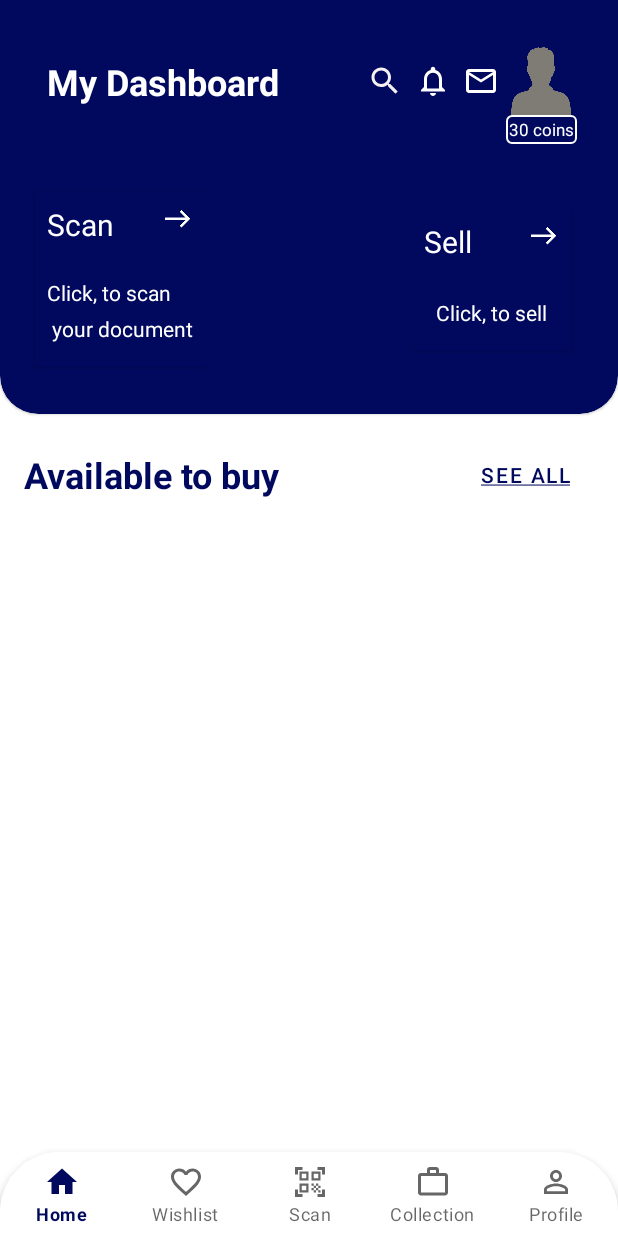
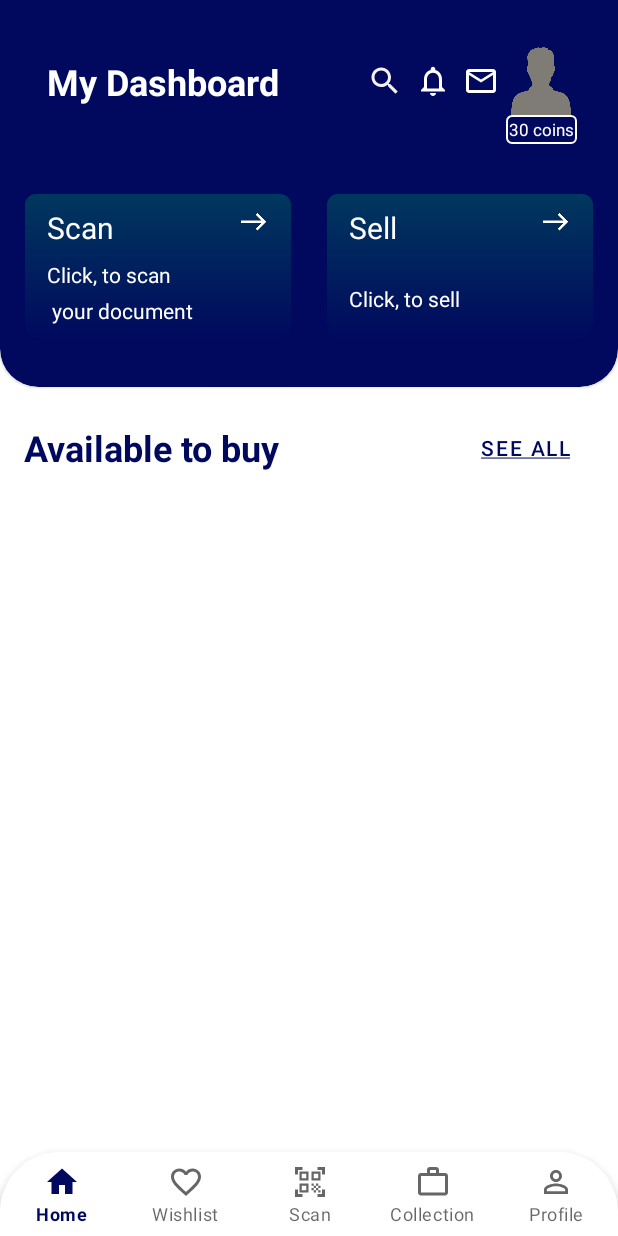
Before and after one commit to prateeksh/DemoApp, an Android app: the screen it shows after launch (MainActivity), on a phone screen of 412 x 824 dp. Run offline under Robolectric (Android 15) with nearby library versions, the phone set to English and light mode, and no system bars; our stand-ins replace navigation-ui.

```diff
--- /dev/null
+++ b/app/src/main/res/drawable/layer_list.xml
@@ -0,0 +1,11 @@
+<?xml version="1.0" encoding="utf-8"?>
+<shape xmlns:android="http://schemas.android.com/apk/res/android"
+    android:shape="rectangle" >
+    <corners android:radius="8dp" />
+    <stroke android:width="1dp" android:color="@color/app_color" />
+    <gradient
+        android:startColor="@color/app_color" android:endColor="#00385E"
+        android:angle="90"/>
+    <padding android:left="8dp" android:top="2dp"
+        android:right="8dp" android:bottom="2dp" />
+</shape>
--- a/app/src/main/res/layout/fragment_home.xml
+++ b/app/src/main/res/layout/fragment_home.xml
@@ -97,22 +97,18 @@
                 app:layout_constraintStart_toStartOf="@+id/imageView4"
                 app:layout_constraintTop_toBottomOf="@+id/imageView4" />
 
-            <androidx.cardview.widget.CardView
+            <androidx.constraintlayout.widget.ConstraintLayout
                 android:id="@+id/button"
-                android:layout_width="wrap_content"
+                android:layout_width="180dp"
                 android:layout_height="wrap_content"
-                android:layout_marginStart="16dp"
+                android:layout_marginStart="8dp"
                 android:layout_marginTop="32dp"
                 android:layout_marginBottom="24dp"
-                android:background="@color/app_color"
-                android:backgroundTint="@color/app_color"
+                android:background="@drawable/layer_list"
                 app:layout_constraintBottom_toBottomOf="parent"
                 app:layout_constraintStart_toStartOf="parent"
                 app:layout_constraintTop_toBottomOf="@+id/sell">
 
-                <androidx.constraintlayout.widget.ConstraintLayout
-                    android:layout_width="match_parent"
-                    android:layout_height="match_parent">
 
                 <TextView
                     android:id="@+id/textView3"
@@ -140,36 +136,30 @@
                     android:layout_width="wrap_content"
                     android:layout_height="wrap_content"
                     android:layout_marginStart="8dp"
-                        android:layout_marginTop="22dp"
-                        android:layout_marginEnd="8dp"
-                        android:layout_marginBottom="16dp"
+                    android:layout_marginTop="8dp"
+                    android:layout_marginBottom="8dp"
                     android:lineSpacingExtra="8sp"
+                    android:maxLines="2"
                     android:text="Click, to scan \n your document"
                     android:textAlignment="viewStart"
                     android:textColor="@color/white"
                     android:textSize="14sp"
-                        android:maxLines="2"
                     app:layout_constraintBottom_toBottomOf="parent"
-                        app:layout_constraintEnd_toEndOf="parent"
                     app:layout_constraintStart_toStartOf="parent"
                     app:layout_constraintTop_toBottomOf="@+id/textView3" />
             </androidx.constraintlayout.widget.ConstraintLayout>
-            </androidx.cardview.widget.CardView>
 
 
-            <androidx.cardview.widget.CardView
+            <androidx.constraintlayout.widget.ConstraintLayout
                 android:id="@+id/button2"
-                android:layout_width="wrap_content"
+                android:layout_width="180dp"
                 android:layout_height="wrap_content"
-                android:layout_marginEnd="24dp"
-                android:backgroundTint="@color/app_color"
+                android:layout_marginEnd="8dp"
+                android:background="@drawable/layer_list"
                 app:layout_constraintBottom_toBottomOf="@+id/button"
                 app:layout_constraintEnd_toEndOf="parent"
                 app:layout_constraintTop_toTopOf="@+id/button">
 
-                <androidx.constraintlayout.widget.ConstraintLayout
-                    android:layout_width="match_parent"
-                    android:layout_height="match_parent">
 
                 <TextView
                     android:id="@+id/textView4"
@@ -196,18 +186,15 @@
                     android:id="@+id/textView5"
                     android:layout_width="wrap_content"
                     android:layout_height="wrap_content"
-                        android:layout_marginStart="16dp"
+                    android:layout_marginStart="8dp"
                     android:layout_marginTop="24dp"
-                        android:layout_marginEnd="16dp"
                     android:layout_marginBottom="16dp"
                     android:text="Click, to sell"
                     android:textColor="@color/white"
                     app:layout_constraintBottom_toBottomOf="parent"
-                        app:layout_constraintEnd_toEndOf="parent"
                     app:layout_constraintStart_toStartOf="parent"
                     app:layout_constraintTop_toBottomOf="@+id/textView4" />
             </androidx.constraintlayout.widget.ConstraintLayout>
-            </androidx.cardview.widget.CardView>
 
         </androidx.constraintlayout.widget.ConstraintLayout>
     </com.google.android.material.card.MaterialCardView>
```
Lines whose indentation alone changed are shown as unchanged.
